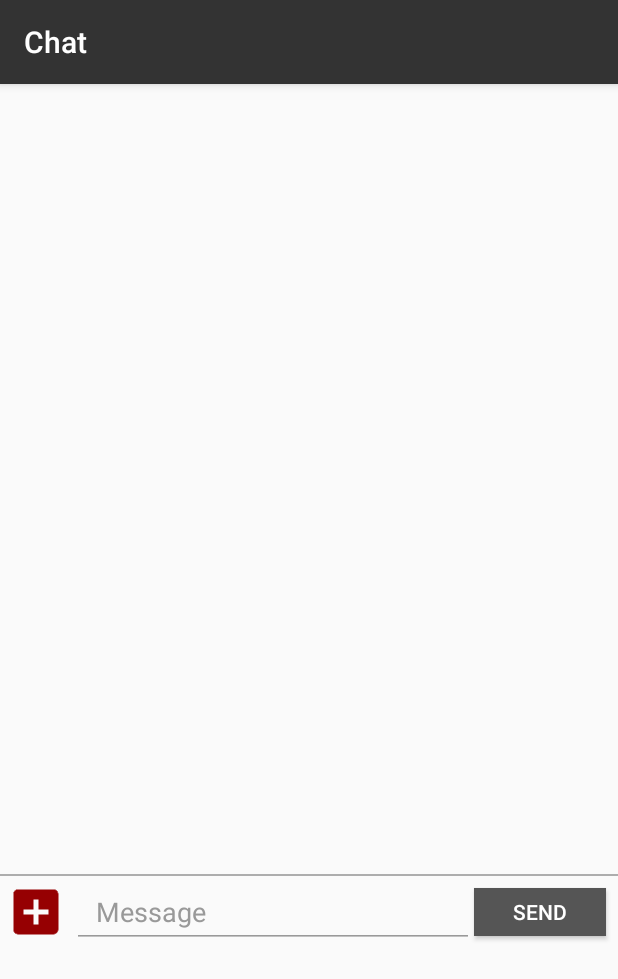
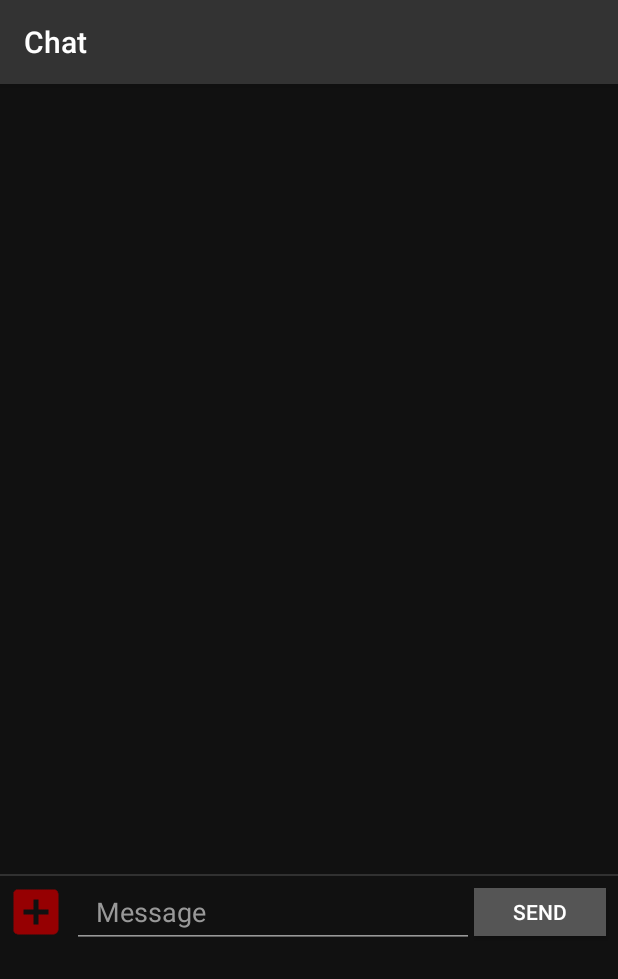
Before and after one commit to ecjante/HeroShell, an Android app: the fragment ChatFragment placed in its activity, after a tap on an icon or button, on a phone screen of 412 x 824 dp. Shown: the top 979 px of the screen. Run offline under Robolectric (Android 15) with nearby library versions, the phone set to English and light mode, and no system bars; libraries missing offline, so code that uses them is left out: com.mikepenz.materialdrawer, net.yslibrary.android; pictures from the network do not load; 11 statements that could not run were skipped.

Commit message:
Minor changes

```diff
--- a/app/src/main/java/com/enrico/heroshell/Activities/ContainerActivity.java
+++ b/app/src/main/java/com/enrico/heroshell/Activities/ContainerActivity.java
@@ -176,8 +176,8 @@ public class ContainerActivity extends AppCompatActivity implements FragmentMana
     public static void pushFragment(Fragment fragment) {
         FragmentTransaction transaction = self.getSupportFragmentManager().beginTransaction();
         transaction.setCustomAnimations(
-                R.anim.enter_from_right, R.anim.exit_to_left,
-                R.anim.enter_from_left, R.anim.exit_to_right
+                R.anim.enter_from_right, android.R.anim.fade_out,
+                android.R.anim.fade_in, R.anim.exit_to_right
         );
         transaction.replace(R.id.fragment_container, fragment);
         transaction.addToBackStack(null);
--- a/app/src/main/res/anim/enter_from_left.xml
+++ b/app/src/main/res/anim/enter_from_left.xml
@@ -4,5 +4,5 @@
     <translate
         android:fromXDelta="-100%" android:toXDelta="0%"
         android:fromYDelta="0%" android:toYDelta="0%"
-        android:duration="250"/>
+        android:duration="@android:integer/config_mediumAnimTime" />
 </set>
--- a/app/src/main/res/anim/enter_from_right.xml
+++ b/app/src/main/res/anim/enter_from_right.xml
@@ -4,5 +4,5 @@
     <translate
         android:fromXDelta="100%" android:toXDelta="0%"
         android:fromYDelta="0%" android:toYDelta="0%"
-        android:duration="250" />
+        android:duration="@android:integer/config_mediumAnimTime" />
 </set>
--- a/app/src/main/res/anim/exit_to_left.xml
+++ b/app/src/main/res/anim/exit_to_left.xml
@@ -4,5 +4,5 @@
     <translate
         android:fromXDelta="0%" android:toXDelta="-100%"
         android:fromYDelta="0%" android:toYDelta="0%"
-        android:duration="250"/>
+        android:duration="@android:integer/config_mediumAnimTime"/>
 </set>
--- a/app/src/main/res/anim/exit_to_right.xml
+++ b/app/src/main/res/anim/exit_to_right.xml
@@ -4,5 +4,5 @@
     <translate
         android:fromXDelta="0%" android:toXDelta="100%"
         android:fromYDelta="0%" android:toYDelta="0%"
-        android:duration="250" />
+        android:duration="@android:integer/config_mediumAnimTime" />
 </set>
--- a/app/src/main/res/layout/activity_container.xml
+++ b/app/src/main/res/layout/activity_container.xml
@@ -4,7 +4,8 @@
     xmlns:tools="http://schemas.android.com/tools"
     android:layout_width="match_parent"
     android:layout_height="match_parent"
-    tools:context="com.enrico.heroshell.Activities.ContainerActivity">
+    tools:context="com.enrico.heroshell.Activities.ContainerActivity"
+    android:background="@color/colorPrimaryDark">
 
     <RelativeLayout
         android:id="@+id/main_layout"
--- a/app/src/main/res/layout/base_recycler_view.xml
+++ b/app/src/main/res/layout/base_recycler_view.xml
@@ -1,7 +1,8 @@
 <?xml version="1.0" encoding="utf-8"?>
 <LinearLayout xmlns:android="http://schemas.android.com/apk/res/android"
     android:orientation="vertical" android:layout_width="match_parent"
-    android:layout_height="match_parent">
+    android:layout_height="match_parent"
+    android:background="@color/colorPrimaryDark">
 
     <android.support.v7.widget.RecyclerView
         android:id="@+id/recycler_view"
--- a/app/src/main/res/layout/fragment_chat.xml
+++ b/app/src/main/res/layout/fragment_chat.xml
@@ -2,7 +2,8 @@
     xmlns:tools="http://schemas.android.com/tools"
     android:layout_width="match_parent"
     android:layout_height="match_parent"
-    tools:context=".ui.chat.ChatFragment">
+    tools:context=".ui.chat.ChatFragment"
+    android:background="@color/colorPrimaryDark">
 
     <android.support.v7.widget.RecyclerView
         android:id="@+id/recycler_view"
--- a/app/src/main/res/layout/fragment_recommendation_pager.xml
+++ b/app/src/main/res/layout/fragment_recommendation_pager.xml
@@ -3,7 +3,8 @@
     xmlns:tools="http://schemas.android.com/tools"
     android:layout_width="match_parent"
     android:layout_height="match_parent"
-    tools:context=".ui.recommendation.RecommendationPagerFragment">
+    tools:context=".ui.recommendation.RecommendationPagerFragment"
+    android:background="@color/colorPrimaryDark">
 
     <com.ogaclejapan.smarttablayout.SmartTabLayout
         android:id="@+id/tabs"
--- a/app/src/main/res/layout/fragment_user_profile.xml
+++ b/app/src/main/res/layout/fragment_user_profile.xml
@@ -3,7 +3,8 @@
     xmlns:app="http://schemas.android.com/apk/res-auto"
     android:layout_width="match_parent"
     android:layout_height="match_parent"
-    tools:context=".ui.profile.UserProfileFragment">
+    tools:context=".ui.profile.UserProfileFragment"
+    android:background="@color/colorPrimaryDark">
 
     <ImageView
         android:id="@+id/up_status_bar_background_image"
--- a/app/src/main/res/values/styles.xml
+++ b/app/src/main/res/values/styles.xml
@@ -4,7 +4,7 @@
     <style name="AppTheme" parent="MaterialDrawerTheme">
         <!-- Customize your theme here. -->
         <item name="colorPrimary">@color/colorPrimary</item>
-        <item name="colorPrimaryDark">@color/colorPrimaryDark</item>
+        <item name="colorPrimaryDark">@color/colorAccent</item>
         <item name="colorAccent">@color/colorAccent</item>
         <item name="android:textColor">@color/mainTextColor</item>
         <item name="android:textColorHint">@color/secondaryTextColor</item>
```
